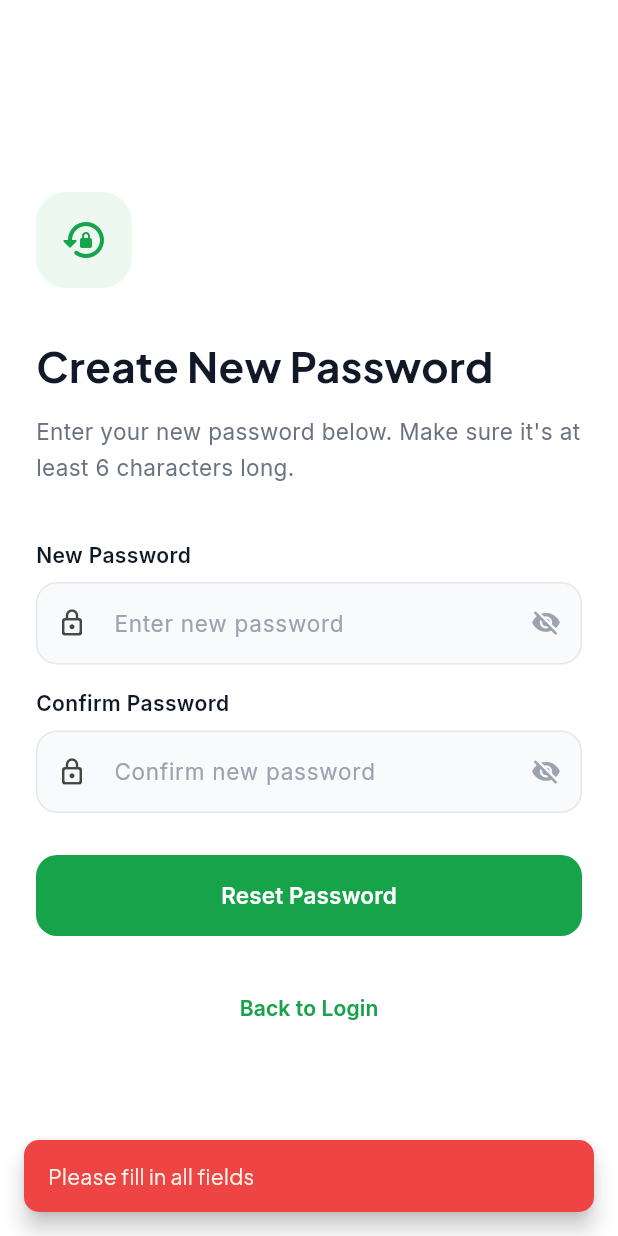
After one commit to vincentagbuya03/agridirect, a Flutter app: the WebPasswordResetScreen screen opened by its route, after a tap on "Reset Password", on a phone screen of 412 x 824 dp. The commit adds this screen. Run offline on Flutter 3.47's test engine with Material 3 defaults, Android fonts, the phone set to English and light mode, and no system bars; our stand-ins replace cached_network_image, camera, connectivity_plus, geolocator, go_router, google_fonts and 5 more; missing offline and left inert: google_mlkit_face_detection; accounts and stored records are empty; network calls fail; project files that could hold a hidden picture were left out.

Commit message:
feat: implement working forgot password functionality
- Created WebPasswordResetScreen for password reset flow
- Updated AuthService.resetPassword() to use correct redirect URLs for web and mobile
- Updated forgot password dialog to actually send reset email using Supabase
- Added /reset-password route to app router
- Dialog now shows loading state and proper error/success feedback
- Password reset link sent via email redirects to reset screen
- User can create new password and is redirected to login

Fixes password reset functionality that was previously non-functional.

```diff
--- a/lib/shared/services/auth_service.dart
+++ b/lib/shared/services/auth_service.dart
@@ -927,10 +927,12 @@ class AuthService extends ChangeNotifier {
   /// Reset password - sends reset link to email
   Future<void> resetPassword({required String email}) async {
     try {
-      await _client.auth.resetPasswordForEmail(
-        email,
-        redirectTo: 'com.agridirect://reset-password',
-      );
+      // For web, use the web URL; for mobile, use deep link
+      final redirectUrl = kIsWeb
+          ? '${Uri.base.origin}/reset-password'
+          : 'com.agridirect://reset-password';
+
+      await _client.auth.resetPasswordForEmail(email, redirectTo: redirectUrl);
     } catch (e) {
       _errorMessage = _extractErrorMessage(e);
       notifyListeners();
--- /dev/null
+++ b/lib/web/screens/auth/web_password_reset_screen.dart
@@ -0,0 +1,319 @@
+import 'package:flutter/material.dart';
+import 'package:google_fonts/google_fonts.dart';
+import 'package:supabase_flutter/supabase_flutter.dart';
+import '../../../shared/services/supabase_config.dart';
+
+/// Web Password Reset Screen
+/// Handles the password reset flow when user clicks the email link
+class WebPasswordResetScreen extends StatefulWidget {
+  const WebPasswordResetScreen({super.key});
+
+  @override
+  State<WebPasswordResetScreen> createState() => _WebPasswordResetScreenState();
+}
+
+class _WebPasswordResetScreenState extends State<WebPasswordResetScreen> {
+  final _passwordController = TextEditingController();
+  final _confirmPasswordController = TextEditingController();
+  bool _obscurePassword = true;
+  bool _obscureConfirm = true;
+  bool _isLoading = false;
+  bool _resetSuccess = false;
+
+  static const Color _primary = Color(0xFF16A34A);
+  static const Color _dark = Color(0xFF111827);
+  static const Color _darkSecondary = Color(0xFF1F2937);
+  static const Color _muted = Color(0xFF9CA3AF);
+  static const Color _mutedDark = Color(0xFF6B7280);
+  static const Color _border = Color(0xFFE5E7EB);
+  static const Color _danger = Color(0xFFEF4444);
+
+  @override
+  void dispose() {
+    _passwordController.dispose();
+    _confirmPasswordController.dispose();
+    super.dispose();
+  }
+
+  Future<void> _handleResetPassword() async {
+    final password = _passwordController.text.trim();
+    final confirmPassword = _confirmPasswordController.text.trim();
+
+    if (password.isEmpty || confirmPassword.isEmpty) {
+      _showSnackBar('Please fill in all fields', isError: true);
+      return;
+    }
+
+    if (password.length < 6) {
+      _showSnackBar('Password must be at least 6 characters', isError: true);
+      return;
+    }
+
+    if (password != confirmPassword) {
+      _showSnackBar('Passwords do not match', isError: true);
+      return;
+    }
+
+    setState(() => _isLoading = true);
+
+    try {
+      await SupabaseConfig.client.auth.updateUser(
+        UserAttributes(password: password),
+      );
+
+      setState(() {
+        _isLoading = false;
+        _resetSuccess = true;
+      });
+
+      _showSnackBar('Password reset successfully!', isError: false);
+
+      // Navigate to login after 2 seconds
+      await Future.delayed(const Duration(seconds: 2));
+      if (mounted) {
+        Navigator.of(context).pushReplacementNamed('/login');
+      }
+    } catch (e) {
+      setState(() => _isLoading = false);
+      _showSnackBar('Failed to reset password: ${e.toString()}', isError: true);
+    }
+  }
+
+  void _showSnackBar(String message, {required bool isError}) {
+    ScaffoldMessenger.of(context).showSnackBar(
+      SnackBar(
+        content: Text(message),
+        backgroundColor: isError ? _danger : _primary,
+        behavior: SnackBarBehavior.floating,
+        shape: RoundedRectangleBorder(borderRadius: BorderRadius.circular(10)),
+        margin: const EdgeInsets.all(16),
+      ),
+    );
+  }
+
+  @override
+  Widget build(BuildContext context) {
+    final screenWidth = MediaQuery.of(context).size.width;
+    final isMobile = screenWidth < 768;
+
+    return Scaffold(
+      backgroundColor: Colors.white,
+      body: Center(
+        child: SingleChildScrollView(
+          child: Container(
+            width: isMobile ? double.infinity : 480,
+            padding: EdgeInsets.all(isMobile ? 24 : 48),
+            child: _resetSuccess ? _buildSuccessView() : _buildResetForm(),
+          ),
+        ),
+      ),
+    );
+  }
+
+  Widget _buildResetForm() {
+    return Column(
+      mainAxisSize: MainAxisSize.min,
+      crossAxisAlignment: CrossAxisAlignment.start,
+      children: [
+        // Icon
+        Container(
+          width: 64,
+          height: 64,
+          decoration: BoxDecoration(
+            color: _primary.withOpacity(0.08),
+            borderRadius: BorderRadius.circular(20),
+          ),
+          child: const Icon(
+            Icons.lock_reset_rounded,
+            color: _primary,
+            size: 32,
+          ),
+        ),
+        const SizedBox(height: 32),
+        // Title
+        Text(
+          'Create New Password',
+          style: GoogleFonts.plusJakartaSans(
+            fontSize: 28,
+            fontWeight: FontWeight.w700,
+            color: _dark,
+          ),
+        ),
+        const SizedBox(height: 12),
+        Text(
+          'Enter your new password below. Make sure it\'s at least 6 characters long.',
+          style: GoogleFonts.inter(
+            fontSize: 15,
+            color: _mutedDark,
+            height: 1.6,
+          ),
+        ),
+        const SizedBox(height: 36),
+        // New Password Field
+        _buildPasswordField(
+          controller: _passwordController,
+          label: 'New Password',
+          hint: 'Enter new password',
+          obscure: _obscurePassword,
+          onToggle: () => setState(() => _obscurePassword = !_obscurePassword),
+        ),
+        const SizedBox(height: 16),
+        // Confirm Password Field
+        _buildPasswordField(
+          controller: _confirmPasswordController,
+          label: 'Confirm Password',
+          hint: 'Confirm new password',
+          obscure: _obscureConfirm,
+          onToggle: () => setState(() => _obscureConfirm = !_obscureConfirm),
+        ),
+        const SizedBox(height: 28),
+        // Reset Button
+        SizedBox(
+          width: double.infinity,
+          height: 54,
+          child: ElevatedButton(
+            onPressed: _isLoading ? null : _handleResetPassword,
+            style: ElevatedButton.styleFrom(
+              backgroundColor: _primary,
+              foregroundColor: Colors.white,
+              elevation: 0,
+              disabledBackgroundColor: _muted,
+              shape: RoundedRectangleBorder(
+                borderRadius: BorderRadius.circular(14),
+              ),
+            ),
+            child: _isLoading
+                ? const SizedBox(
+                    height: 20,
+                    width: 20,
+                    child: CircularProgressIndicator(
+                      strokeWidth: 2,
+                      valueColor: AlwaysStoppedAnimation<Color>(Colors.white),
+                    ),
+                  )
+                : Text(
+                    'Reset Password',
+                    style: GoogleFonts.inter(
+                      fontSize: 15,
+                      fontWeight: FontWeight.w600,
+                    ),
+                  ),
+          ),
+        ),
+        const SizedBox(height: 24),
+        // Back to Login
+        Center(
+          child: TextButton(
+            onPressed: () =>
+                Navigator.of(context).pushReplacementNamed('/login'),
+            child: Text(
+              'Back to Login',
+              style: GoogleFonts.inter(
+                fontSize: 14,
+                fontWeight: FontWeight.w600,
+                color: _primary,
+              ),
+            ),
+          ),
+        ),
+      ],
+    );
+  }
+
+  Widget _buildSuccessView() {
+    return Column(
+      mainAxisSize: MainAxisSize.min,
+      children: [
+        Container(
+          width: 80,
+          height: 80,
+          decoration: BoxDecoration(
+            color: _primary.withOpacity(0.08),
+            shape: BoxShape.circle,
+          ),
+          child: const Icon(
+            Icons.check_circle_rounded,
+            color: _primary,
+            size: 48,
+          ),
+        ),
+        const SizedBox(height: 32),
+        Text(
+          'Password Reset!',
+          style: GoogleFonts.plusJakartaSans(
+            fontSize: 28,
+            fontWeight: FontWeight.w700,
+            color: _dark,
+          ),
+        ),
+        const SizedBox(height: 12),
+        Text(
+          'Your password has been reset successfully.\nRedirecting to login...',
+          textAlign: TextAlign.center,
+          style: GoogleFonts.inter(
+            fontSize: 15,
+            color: _mutedDark,
+            height: 1.6,
+          ),
+        ),
+      ],
+    );
+  }
+
+  Widget _buildPasswordField({
+    required TextEditingController controller,
+    required String label,
+    required String hint,
+    required bool obscure,
+    required VoidCallback onToggle,
+  }) {
+    return Column(
+      crossAxisAlignment: CrossAxisAlignment.start,
+      children: [
+        Text(
+          label,
+          style: GoogleFonts.inter(
+            fontSize: 14,
+            fontWeight: FontWeight.w600,
+            color: _dark,
+          ),
+        ),
+        const SizedBox(height: 8),
+        TextField(
+          controller: controller,
+          obscureText: obscure,
+          style: GoogleFonts.inter(fontSize: 15, color: _dark),
+          decoration: InputDecoration(
+            hintText: hint,
+            hintStyle: GoogleFonts.inter(fontSize: 15, color: _muted),
+            filled: true,
+            fillColor: const Color(0xFFF9FAFB),
+            border: OutlineInputBorder(
+              borderRadius: BorderRadius.circular(14),
+              borderSide: const BorderSide(color: _border),
+            ),
+            enabledBorder: OutlineInputBorder(
+              borderRadius: BorderRadius.circular(14),
+              borderSide: const BorderSide(color: _border),
+            ),
+            focusedBorder: OutlineInputBorder(
+              borderRadius: BorderRadius.circular(14),
+              borderSide: const BorderSide(color: _primary, width: 2),
+            ),
+            prefixIcon: const Icon(Icons.lock_outline_rounded, size: 20),
+            suffixIcon: IconButton(
+              icon: Icon(
+                obscure
+                    ? Icons.visibility_off_rounded
+                    : Icons.visibility_rounded,
+                size: 20,
+                color: _muted,
+              ),
+              onPressed: onToggle,
+            ),
+          ),
+        ),
+      ],
+    );
+  }
+}
```
Also changed, not shown: lib/shared/router/app_router.dart (+12 -0 lines), lib/web/screens/auth/web_login_screen.dart (+63 -5 lines), 6 other files.
